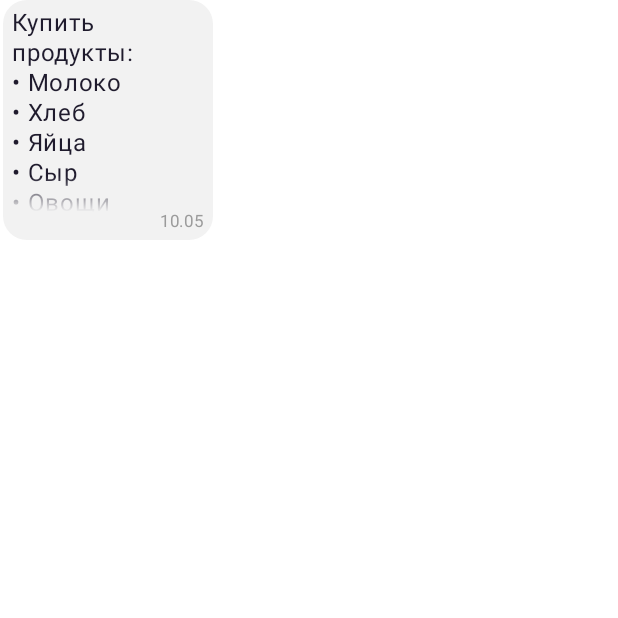
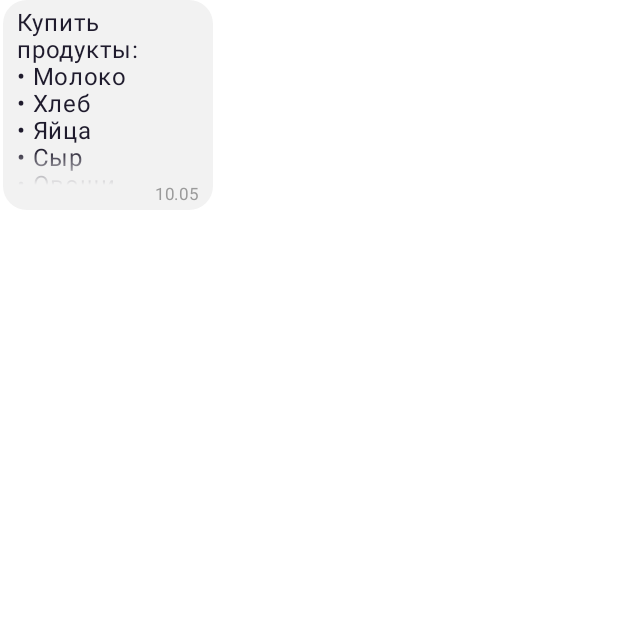
Before and after one commit to imglmd/notes, an Android app built with Jetpack Compose: the composable PinnedNoteItem called with sample values from the repository, on a phone screen of 412 x 824 dp, the top half of it. Run offline under Robolectric (Android 15) with nearby library versions, the phone set to English and light mode, and no system bars.

Commit message:
доделал pinnedNotes

```diff
--- a/app/src/main/java/com/kiryha/noting/presentation/components/PinnedNoteItem.kt
+++ b/app/src/main/java/com/kiryha/noting/presentation/components/PinnedNoteItem.kt
@@ -72,9 +72,9 @@ fun PinnedNoteItem(
                         pressOffset = DpOffset(it.x.toDp(), it.y.toDp())
                     }
                 )
-            }.widthIn(max = 140.dp).heightIn(max = 160.dp),
+            }.widthIn(max = 140.dp).heightIn(max = 140.dp),
     ) {
-        Column(Modifier.fillMaxHeight().padding(6.dp)) {
+        Column(Modifier.fillMaxHeight().padding(top = 6.dp, bottom = 4.dp).padding(horizontal = 9.dp)) {
             Text(
                 modifier = Modifier.weight(1f).bottomFade(),
                 text = note.text,
--- a/app/src/main/java/com/kiryha/noting/presentation/theme/Type.kt
+++ b/app/src/main/java/com/kiryha/noting/presentation/theme/Type.kt
@@ -22,7 +22,7 @@ fun getTypography(): Typography{
             fontFamily = FontFamily.Default,
             fontWeight = FontWeight.Normal,
             fontSize = 16.sp,
-            lineHeight = 20.sp,
+            lineHeight = 18.sp,
             letterSpacing = 0.5.sp
         ),
         bodySmall = TextStyle(
--- a/gradle/libs.versions.toml
+++ b/gradle/libs.versions.toml
@@ -7,11 +7,10 @@ junitVersion = "1.3.0"
 espressoCore = "3.7.0"
 lifecycleRuntimeKtx = "2.9.4"
 activityCompose = "1.11.0"
-composeBom = "2024.09.00"
+composeBom = "2025.10.01"
 composeNavigation = "2.9.5"
 room = "2.8.1"
 serialization = "1.9.0"
-material3 = "1.5.0-alpha07"
 
 [libraries]
 androidx-core-ktx = { group = "androidx.core", name = "core-ktx", version.ref = "coreKtx" }
@@ -27,7 +26,7 @@ androidx-ui-tooling = { group = "androidx.compose.ui", name = "ui-tooling" }
 androidx-ui-tooling-preview = { group = "androidx.compose.ui", name = "ui-tooling-preview" }
 androidx-ui-test-manifest = { group = "androidx.compose.ui", name = "ui-test-manifest" }
 androidx-ui-test-junit4 = { group = "androidx.compose.ui", name = "ui-test-junit4" }
-androidx-material3 = { group = "androidx.compose.material3", name = "material3", version.ref = "material3"}
+androidx-material3 = { group = "androidx.compose.material3", name = "material3"}
 
 
 navigation-compose = { module = "androidx.navigation:navigation-compose", version.ref = "composeNavigation" }
```
